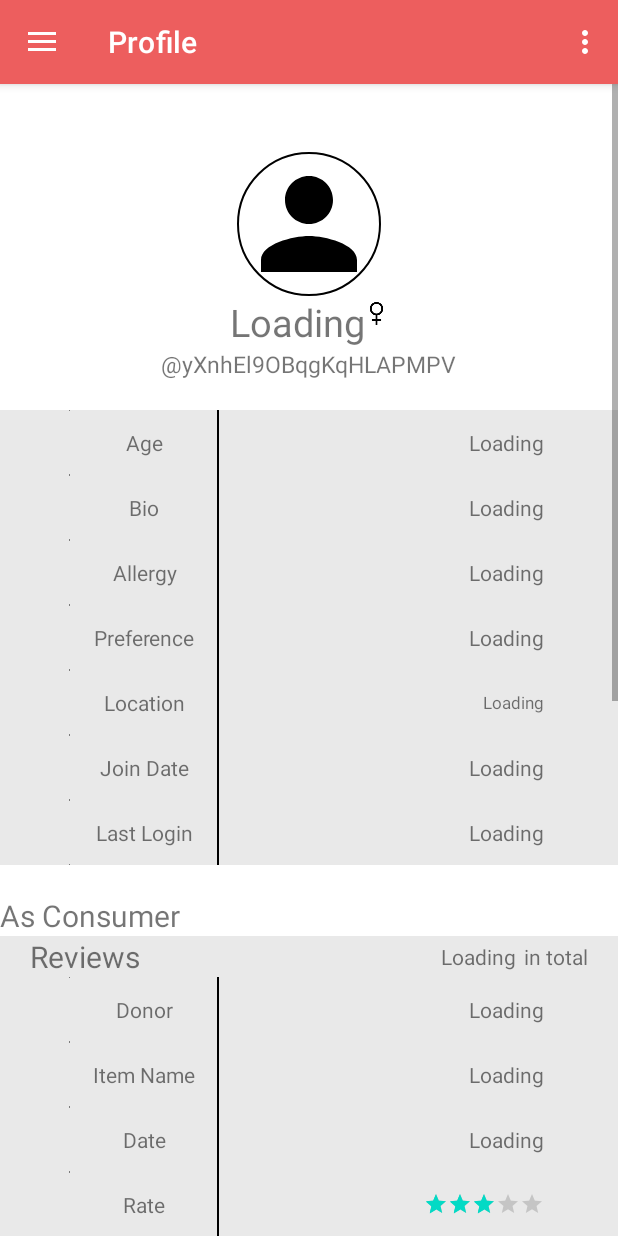
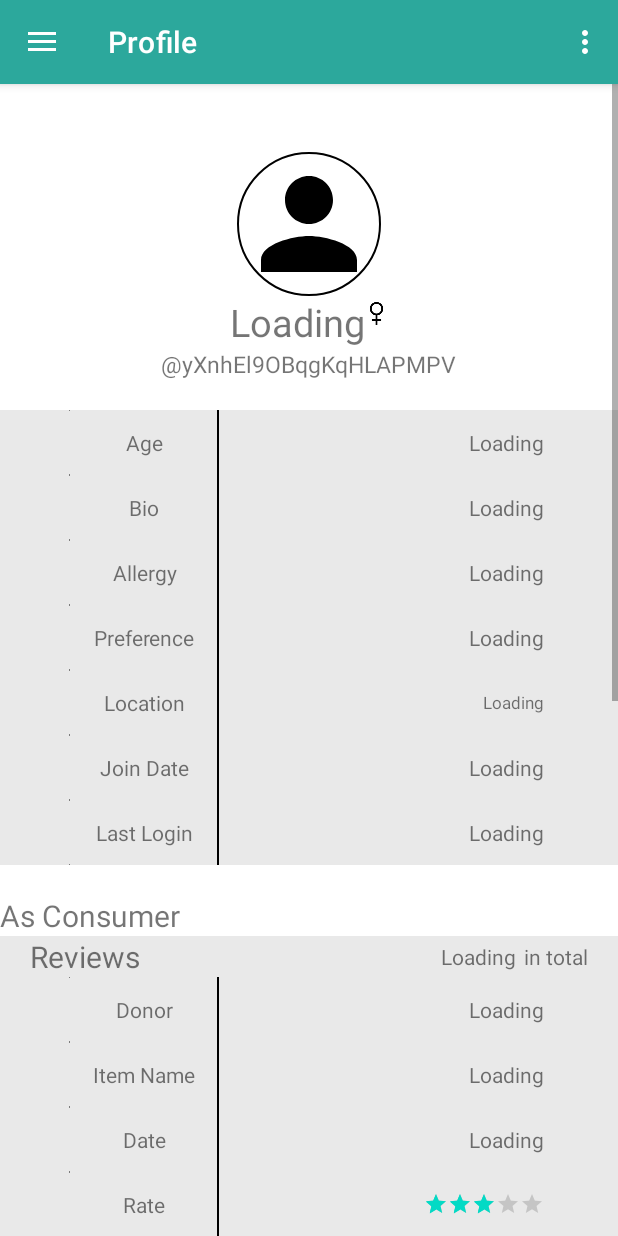
Before and after one commit to mospy26/foodfair, an Android app: the MainActivity screen opened directly, with no data from a screen before it, in the side drawer, after a tap on "Profile", on a phone screen of 412 x 824 dp. Run offline under Robolectric (Android 15) with nearby library versions, the phone set to English and light mode, and no system bars; our stand-ins replace CircleImageView, Firebase (no records; nobody signed in at launch, a user with empty details on screens opened directly), Picasso, navigation-ui; pictures from the network do not load; Roboto replaces fonts that are not available here; 1 statement that could not run was skipped.

Commit message:
turn color back to green

```diff
--- a/app/src/main/res/layout/app_bar_main.xml
+++ b/app/src/main/res/layout/app_bar_main.xml
@@ -15,7 +15,6 @@
             android:id="@+id/toolbar"
             android:layout_width="match_parent"
             android:layout_height="?attr/actionBarSize"
-            android:background="#ED5E5E"
             app:popupTheme="@style/AppTheme.PopupOverlay" />
 
     </com.google.android.material.appbar.AppBarLayout>
```
